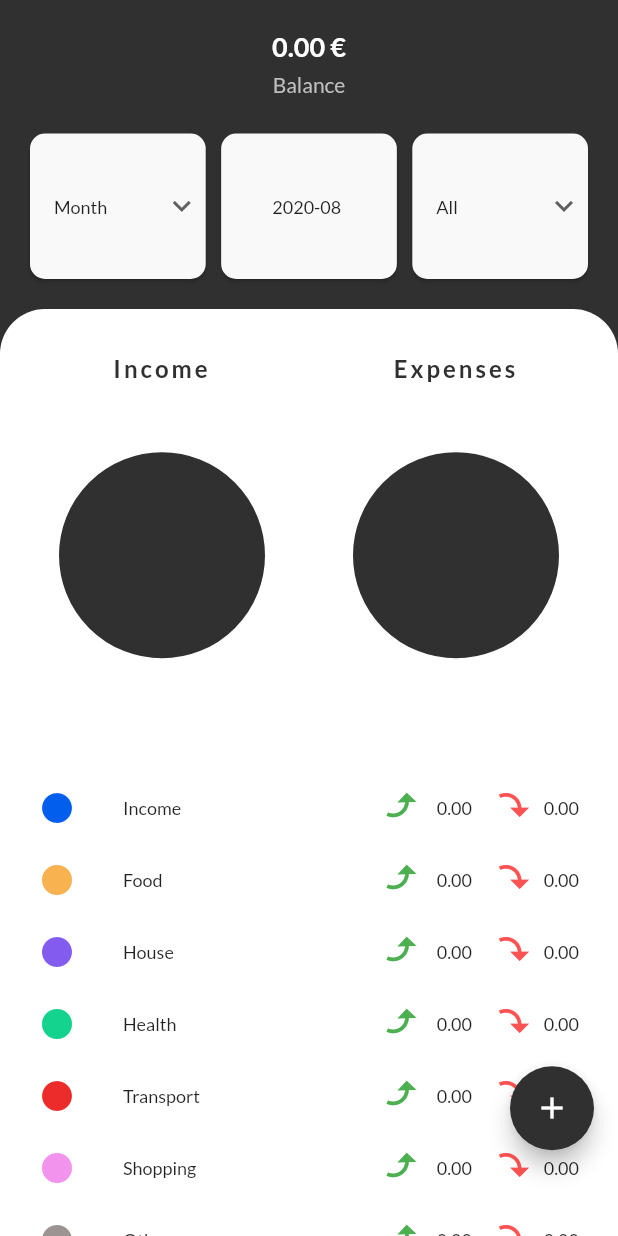
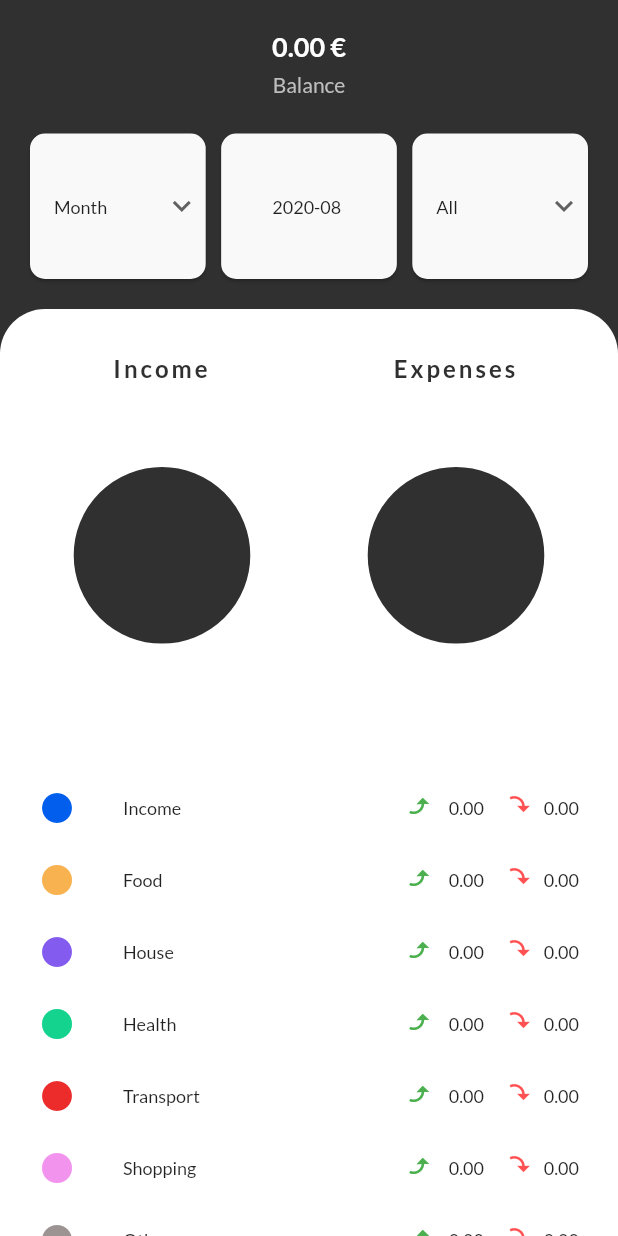
Before and after one commit to JorisTruong/homeaccountant-app, a Flutter app: the TransactionsPage widget shown alone on an empty page, opened directly, on a phone screen of 412 x 824 dp. Run offline on Flutter 3.47's test engine with Material 2 defaults, Android fonts, the phone set to English and light mode, and no system bars; drawn by our look-alikes of fl_chart; our stand-ins replace expandable, flutter_redux, flutter_svg, google_fonts, persistent_bottom_nav_bar, redux and 1 more; missing offline and left inert: flutter_date_pickers, flutter_iconpicker, flutter_pagewise, keyboard_avoider; accounts and stored records are empty.

Commit message:
feat: changed some widgets size

```diff
--- a/lib/components/pie_chart.dart
+++ b/lib/components/pie_chart.dart
@@ -170,7 +170,7 @@ class PieChartCardState extends State<PieChartCard> {
                               if (widget.store.state.showTransactionType == 'All' || widget.store.state.showTransactionType == 'Income')
                                 Transform.rotate(
                                   angle: math.pi / 1.35,
-                                  child: Icon(Icons.undo, color: baseColors.green)
+                                  child: Icon(Icons.undo, color: baseColors.green, size: 16)
                                 ),
                               if (widget.store.state.showTransactionType == 'All' || widget.store.state.showTransactionType == 'Income')
                                 Text(widget.income[index]['value'].toStringAsFixed(2), style: GoogleFonts.lato(fontSize: baseFontSize.text)),
@@ -182,7 +182,7 @@ class PieChartCardState extends State<PieChartCard> {
                                     angle: -math.pi / 4,
                                     child: Transform.translate(
                                       offset: Offset(0.0, -5),
-                                      child: Icon(Icons.undo, color: baseColors.red)
+                                      child: Icon(Icons.undo, color: baseColors.red, size: 16)
                                     )
                                   )
                                 ),
@@ -205,7 +205,7 @@ class PieChartCardState extends State<PieChartCard> {
 
   /// Chart data
   List<PieChartSectionData> showingIncomeSections(Store<AppState> store) {
-    int proportion = store.state.showTransactionType == 'All' ? 6 : 5;
+    int proportion = store.state.showTransactionType == 'All' ? 7 : 6;
     bool emptyIncome = widget.income.every((element) => element['percentage'] == 0);
     if (emptyIncome) {
       final double radius = MediaQuery.of(context).size.width/proportion;
@@ -221,15 +221,16 @@ class PieChartCardState extends State<PieChartCard> {
     } else {
       return List.generate(widget.income.length, (i) {
         final isTouched = i == touchedIndex;
-        final double fontSize = isTouched ? baseFontSize.title2 : baseFontSize.text;
-        final double radius = isTouched ? MediaQuery.of(context).size.width/proportion + 10 : MediaQuery.of(context).size.width/proportion;
+        final double fontSize = isTouched ? baseFontSize.subtitle : baseFontSize.text;
+        final double radius = isTouched ? MediaQuery.of(context).size.width/proportion + 5 : MediaQuery.of(context).size.width/proportion;
         return PieChartSectionData(
           color: getCategoryColor(i),
           value: widget.income[i]['percentage'].toDouble(),
           title: formatPercentage(widget.income[i]['percentage']),
+          titlePositionPercentageOffset: 1.35,
           radius: radius,
           titleStyle: GoogleFonts.lato(
-            fontSize: fontSize, fontWeight: FontWeight.bold, color: Colors.white
+            fontSize: fontSize, fontWeight: FontWeight.bold, color: baseColors.mainColor
           ),
         );
       });
@@ -237,7 +238,7 @@ class PieChartCardState extends State<PieChartCard> {
   }
 
   List<PieChartSectionData> showingExpensesSections(Store<AppState> store) {
-    int proportion = store.state.showTransactionType == 'All' ? 6 : 5;
+    int proportion = store.state.showTransactionType == 'All' ? 7 : 6;
     bool emptyExpenses = widget.expenses.every((element) => element['percentage'] == 0);
     if (emptyExpenses) {
       final double radius = MediaQuery.of(context).size.width/proportion;
@@ -259,7 +260,7 @@ class PieChartCardState extends State<PieChartCard> {
           color: getCategoryColor(i),
           value: widget.expenses[i]['percentage'].toDouble(),
           title: formatPercentage(widget.expenses[i]['percentage']),
-          titlePositionPercentageOffset: 1.3,
+          titlePositionPercentageOffset: 1.35,
           radius: radius,
           titleStyle: GoogleFonts.lato(
             fontSize: fontSize, fontWeight: FontWeight.bold, color: baseColors.mainColor
--- a/lib/screen/graphs.dart
+++ b/lib/screen/graphs.dart
@@ -11,7 +11,6 @@ import 'package:homeaccountantapp/components/pie_chart.dart';
 import 'package:homeaccountantapp/components/year_picker.dart' as yp;
 import 'package:homeaccountantapp/database/database.dart';
 import 'package:homeaccountantapp/database/queries/transactions.dart';
-import 'package:homeaccountantapp/navigation/app_routes.dart';
 import 'package:homeaccountantapp/redux/actions/actions.dart';
 import 'package:homeaccountantapp/redux/models/models.dart';
 
@@ -62,9 +61,7 @@ class _TransactionsPageState extends State<TransactionsPage> with TickerProvider
                 _controller.reverse();
               }
             },
-            child: Scaffold(
-              resizeToAvoidBottomPadding: false,
-              body: Center(
+            child: Center(
               child: Column(
                 children: [
                   Container(
@@ -301,7 +298,7 @@ class _TransactionsPageState extends State<TransactionsPage> with TickerProvider
                         ),
                         child: SingleChildScrollView(
                           physics: BouncingScrollPhysics(),
-                            padding: EdgeInsets.only(bottom: 100),
+                          padding: EdgeInsets.only(bottom: 40),
                           /// Display all the transactions
                           child: Column(
                             children: [
@@ -330,18 +327,6 @@ class _TransactionsPageState extends State<TransactionsPage> with TickerProvider
                   )
                 ]
               )
-              ),
-              floatingActionButton: Padding(
-                padding: EdgeInsets.only(bottom: MediaQuery.of(context).size.height * 0.05),
-                child: FloatingActionButton(
-                  heroTag: null,
-                  onPressed: () {
-                    _store.dispatch(IsCreatingTransaction(true));
-                    _store.dispatch(NavigatePushAction(AppRoutes.transaction));
-                  },
-                  child: Icon(Icons.add),
-                ),
-              ),
             )
           )
         );
```
Also changed, not shown: lib/screen/homepage.dart (+9 -8 lines). Lines whose indentation alone changed are shown as unchanged.
